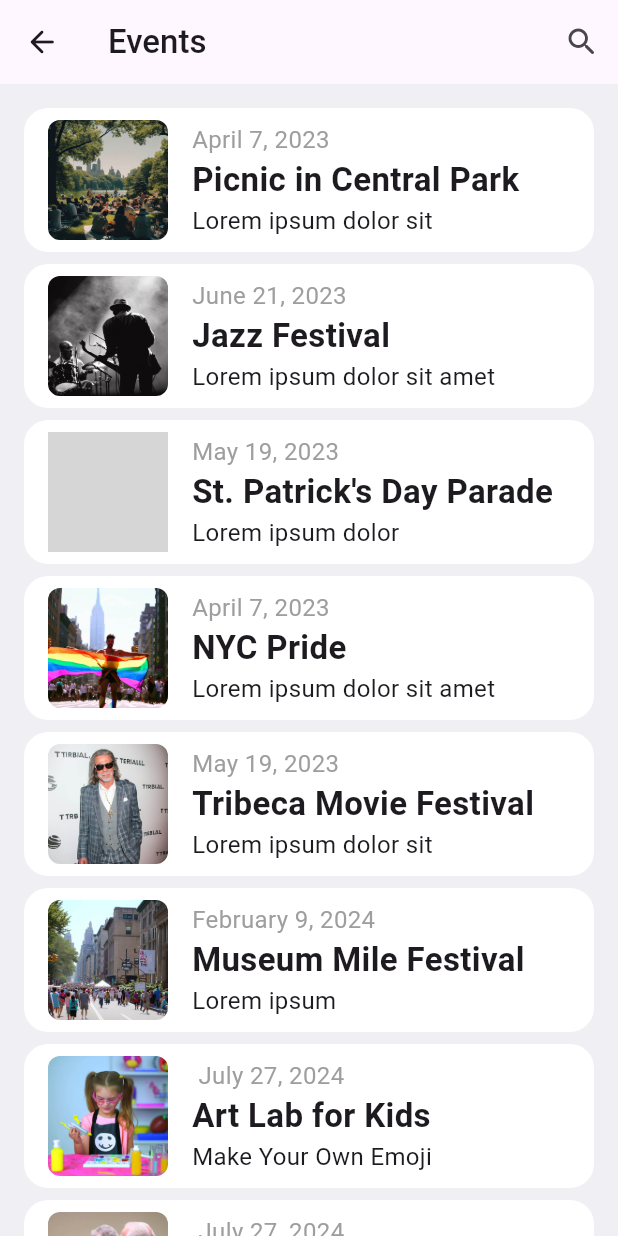
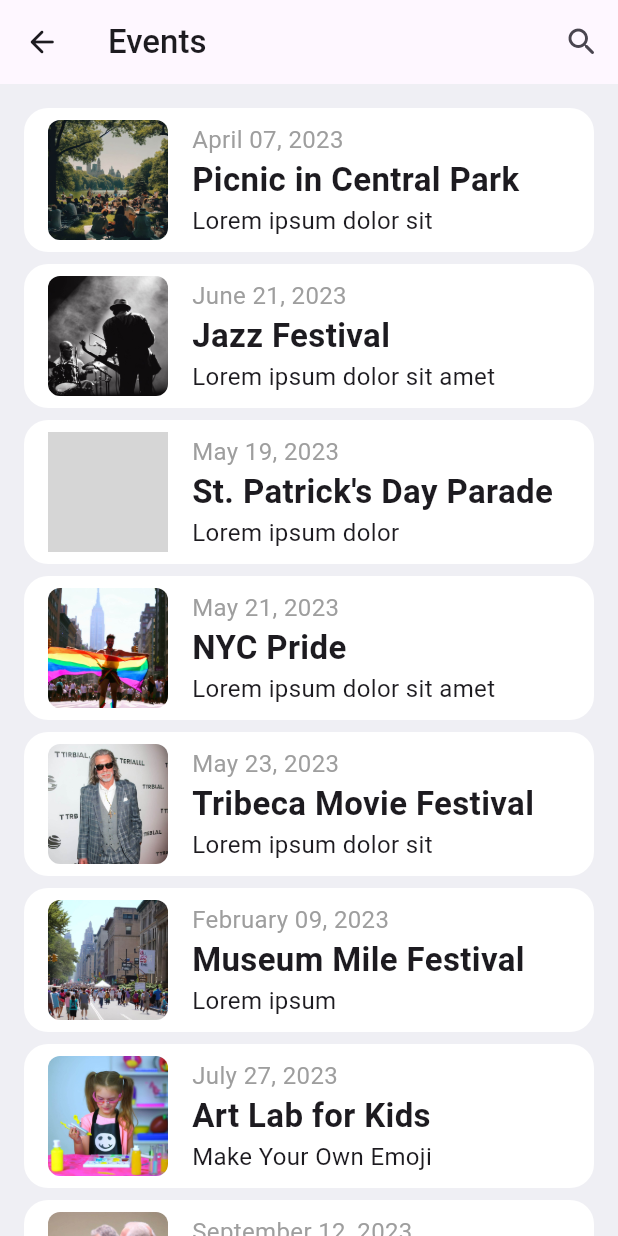
Before and after one commit to GeorgeEu/scentia, a Flutter app: the screen it shows after launch, scrolled down 165 dp, after a tap on "More", on a phone screen of 412 x 824 dp. Run offline on Flutter 3.47's test engine with Material 2 defaults, Android fonts, the phone set to English and light mode, and no system bars; our stand-ins replace dots_indicator, table_calendar; grey boxes are pictures that could not be loaded.

```diff
--- a/lib/components/events/event.dart
+++ b/lib/components/events/event.dart
@@ -1,13 +1,19 @@
 import 'package:flutter/cupertino.dart';
 import 'package:flutter/material.dart';
+import 'package:intl/intl.dart';
 
 class Event extends StatelessWidget {
-  final Map<String, String> _event;
+  final Map<String, dynamic> _event;
 
   Event(this._event);
 
   @override
   Widget build(BuildContext context) {
+    String formatDate(int timestamp) {
+      DateTime tsdate = DateTime.fromMillisecondsSinceEpoch(timestamp);
+      String fdatetime = DateFormat('MMMM dd, yyyy').format(tsdate); // Corrected the format string to 'yyyy'
+      return fdatetime;
+    }
     return Padding(
       padding: EdgeInsets.only(left: 16, right: 16, top: 8, bottom: 8),
       child: Row(
@@ -31,7 +37,7 @@ class Event extends StatelessWidget {
                 crossAxisAlignment: CrossAxisAlignment.start,
                 children: [
                   Text(
-                    _event['Date'].toString(),
+                    formatDate(_event['Date']),
                     style: TextStyle(
                         overflow: TextOverflow.ellipsis,
                         fontWeight: FontWeight.normal,
--- a/lib/components/events/full_event.dart
+++ b/lib/components/events/full_event.dart
@@ -1,13 +1,20 @@
 import 'package:flutter/cupertino.dart';
 import 'package:flutter/material.dart';
+import 'package:intl/intl.dart';
 
 class FullEvent extends StatelessWidget {
-  final Map<String, String> _event;
+  final Map<String, dynamic> _event;
 
   FullEvent(this._event);
 
   @override
   Widget build(BuildContext context) {
+    String formatDate(int timestamp) {
+      DateTime tsdate = DateTime.fromMillisecondsSinceEpoch(timestamp);
+      String fdatetime = DateFormat('MMMM dd, yyyy').format(tsdate); // Corrected the format string to 'yyyy'
+      return fdatetime;
+    }
+
     return Padding(
       padding: const EdgeInsets.only(bottom: 8),
       child: Container(
@@ -38,7 +45,7 @@ class FullEvent extends StatelessWidget {
                       crossAxisAlignment: CrossAxisAlignment.start,
                       children: [
                         Text(
-                          _event['Date'].toString(),
+                          formatDate(_event['Date']),
                           style: TextStyle(
                               overflow: TextOverflow.ellipsis,
                               fontWeight: FontWeight.normal,
--- a/lib/components/homework/homework.dart
+++ b/lib/components/homework/homework.dart
@@ -1,4 +1,5 @@
 import 'package:flutter/material.dart';
+import 'package:intl/intl.dart';
 
 import 'homework_segment.dart';
 
@@ -13,8 +14,9 @@ class Homework extends StatefulWidget {
 
 class _HomeworkState extends State<Homework> {
   String formatDate(int timestamp) {
-    DateTime dateTime = DateTime.fromMillisecondsSinceEpoch(timestamp);
-    return '${dateTime.day}-${dateTime.month}';
+    DateTime tsdate = DateTime.fromMillisecondsSinceEpoch(timestamp);
+    String fdatetime = DateFormat('MMMM dd, yyyy').format(tsdate); // Corrected the format string to 'yyyy'
+    return fdatetime;
   }
   @override
   Widget build(BuildContext context) {
--- a/lib/components/homework/homework_segment.dart
+++ b/lib/components/homework/homework_segment.dart
@@ -1,4 +1,5 @@
 import 'package:flutter/material.dart';
+import 'package:intl/intl.dart';
 
 class HomeworkSegment extends StatefulWidget {
   final Map<String, dynamic> _homework;
@@ -11,8 +12,9 @@ class HomeworkSegment extends StatefulWidget {
 
 class _HomeworkSegmentState extends State<HomeworkSegment> {
   String formatDate(int timestamp) {
-    DateTime dateTime = DateTime.fromMillisecondsSinceEpoch(timestamp);
-    return '${dateTime.day}-${dateTime.month}';
+    DateTime tsdate = DateTime.fromMillisecondsSinceEpoch(timestamp);
+    String fdatetime = DateFormat('MMM dd, yyyy').format(tsdate); // Corrected the format string to 'yyyy'
+    return fdatetime;
   }
   @override
   Widget build(BuildContext context) {
--- a/lib/data/events_data/events_data.dart
+++ b/lib/data/events_data/events_data.dart
@@ -1,49 +1,49 @@
 class EventsData {
   final _events = [
     {
-      "Date": "April 7, 2023",
+      "Date": 1680850800000,
       "Name": "Picnic in Central Park",
       "Desc": "Lorem ipsum dolor sit",
       "ImagePath": "assets/picnic_in_c_p.jpg"
     },
     {
-      "Date": "June 21, 2023",
+      "Date": 1687330800000,
       "Name": "Jazz Festival",
       "Desc": "Lorem ipsum dolor sit amet",
       "ImagePath": "assets/jazz_fest.jpg"
     },
     {
-      "Date": "May 19, 2023",
+      "Date": 1684479600000,
       "Name": "St. Patrick's Day Parade",
       "Desc": "Lorem ipsum dolor",
       "ImagePath": "assets/st_patrick's_day.jpg"
     },
     {
-      "Date": "April 7, 2023",
+      "Date": 1684652400000,
       "Name": "NYC Pride",
       "Desc": "Lorem ipsum dolor sit amet",
       "ImagePath": "assets/nyc_pride.jpg"
     },
     {
-      "Date": "May 19, 2023",
+      "Date": 1684825200000,
       "Name": "Tribeca Movie Festival",
       "Desc": "Lorem ipsum dolor sit",
       "ImagePath": "assets/tribeca_mov.jpg"
     },
     {
-      "Date": "February 9, 2024",
+      "Date": 1675929600000,
       "Name": "Museum Mile Festival",
       "Desc": "Lorem ipsum",
       "ImagePath": "assets/museum_mile.jpg"
     },
     {
-      "Date": " July 27, 2024",
+      "Date": 1690441200000,
       "Name": "Art Lab for Kids",
       "Desc": "Make Your Own Emoji",
       "ImagePath": "assets/art_lab_for_kids.jpg"
     },
     {
-      "Date": " July 27, 2024",
+      "Date": 1694502000000,
       "Name": "Zoning board meeting",
       "Desc": "Lorem ipsum dolor sit",
       "ImagePath": "assets/zoning_board_meeting.jpg"
--- a/pubspec.yaml
+++ b/pubspec.yaml
@@ -32,6 +32,7 @@ dependencies:
   flutter:
     sdk: flutter
   dots_indicator: ^2.1.0
+  intl: ^0.18.1
 
 
   # The following adds the Cupertino Icons font to your application.
```
Also changed, not shown: pubspec.lock.
